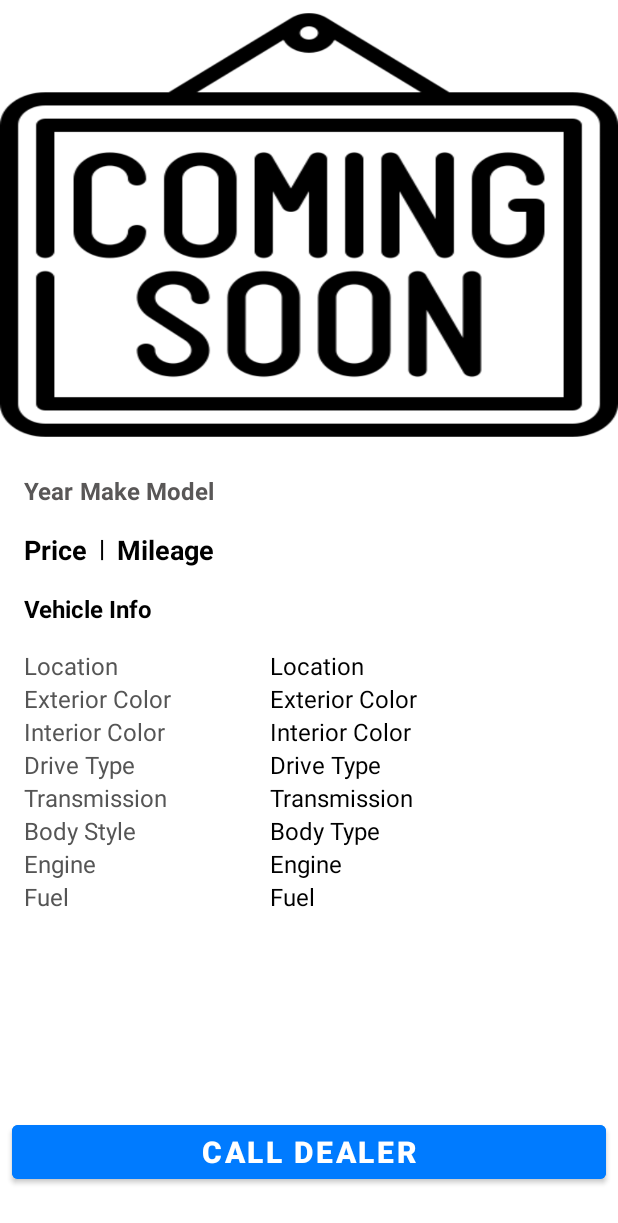
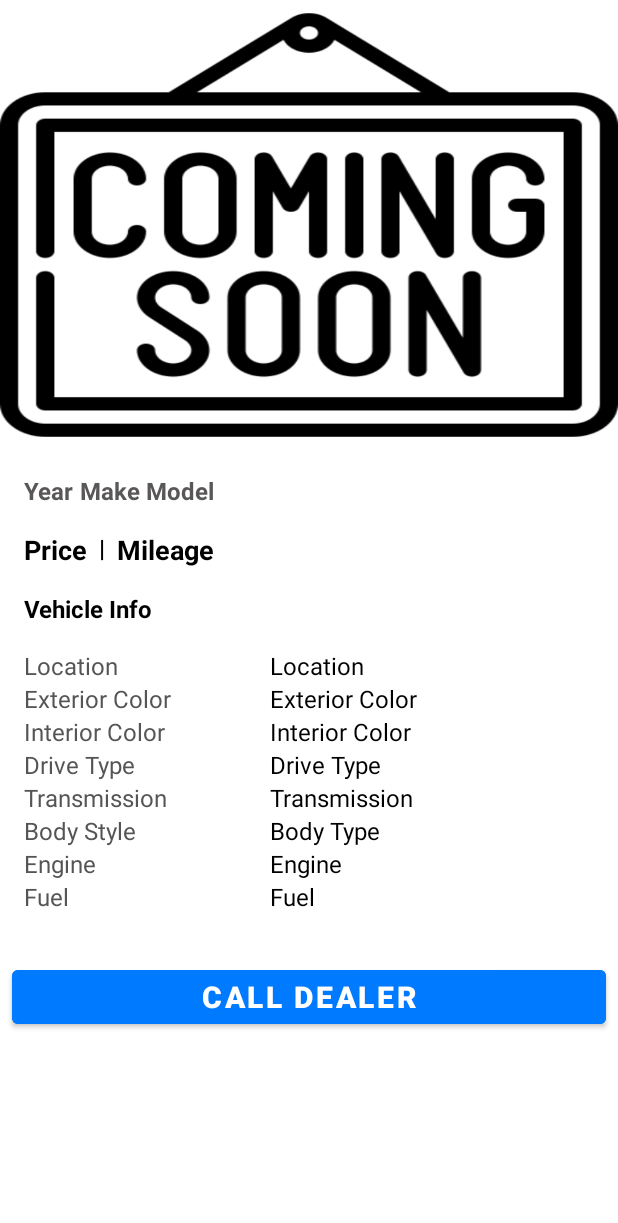
Before and after one commit to ttyylleerr27/CarFaxApp, an Android app: the layout detailed_listing_fragment.xml on its own in the app's theme, with its tools: preview values and no code run, on a phone screen of 412 x 824 dp. Shown: the top 1223 px of the screen. Run offline under Robolectric (Android 15) with nearby library versions, the phone set to English and light mode, and no system bars; network calls fail.

Commit message:
Added a scroll view to the details page. I forgot to implement this earlier to accommodate smaller screen phones

```diff
--- a/app/src/main/res/layout/detailed_listing_fragment.xml
+++ b/app/src/main/res/layout/detailed_listing_fragment.xml
@@ -6,6 +6,18 @@
     android:layout_width="match_parent"
     android:layout_height="match_parent"
     tools:context=".fragments.DetailedListingFragment">
+
+    <ScrollView
+        android:layout_width="match_parent"
+        android:layout_height="match_parent"
+        app:layout_constraintBottom_toBottomOf="parent"
+        app:layout_constraintEnd_toEndOf="parent"
+        app:layout_constraintStart_toStartOf="parent"
+        app:layout_constraintTop_toTopOf="parent">
+
+        <androidx.constraintlayout.widget.ConstraintLayout
+            android:layout_width="match_parent"
+            android:layout_height="wrap_content">
 
             <ImageView
                 android:id="@+id/carImageView2"
@@ -291,6 +303,7 @@
                 android:layout_width="match_parent"
                 android:layout_height="wrap_content"
                 android:layout_marginStart="8dp"
+                android:layout_marginTop="32dp"
                 android:layout_marginEnd="8dp"
                 android:layout_marginBottom="32dp"
                 android:backgroundTint="#007BFF"
@@ -300,5 +313,11 @@
                 android:textStyle="bold"
                 app:layout_constraintBottom_toBottomOf="parent"
                 app:layout_constraintEnd_toEndOf="parent"
-        app:layout_constraintStart_toStartOf="parent" />
+                app:layout_constraintStart_toStartOf="parent"
+                app:layout_constraintTop_toBottomOf="@+id/fuel" />
+
         </androidx.constraintlayout.widget.ConstraintLayout>
+
+    </ScrollView>
+
+</androidx.constraintlayout.widget.ConstraintLayout>
```
Lines whose indentation alone changed are shown as unchanged.
